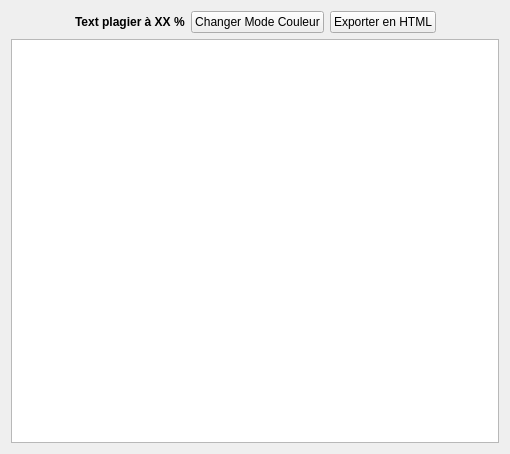
Lorette/Antiplagiat, file Prototypes/AntiPlagia/src/Antiplagia/Formulaires/resultat.ui: the form before one commit.
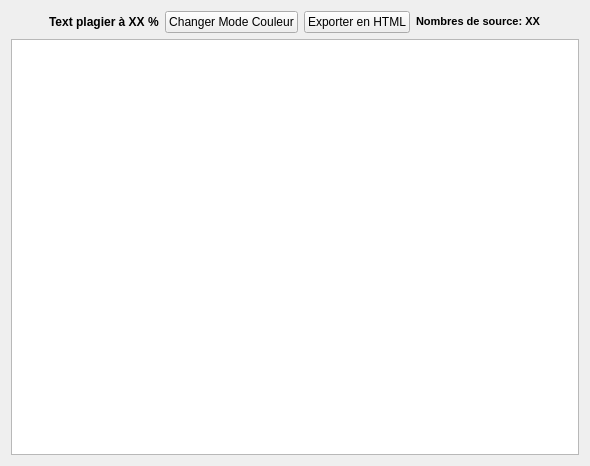
The form after the commit.

Patch:
```diff
--- a/Prototypes/AntiPlagia/src/Antiplagia/Formulaires/resultat.ui
+++ b/Prototypes/AntiPlagia/src/Antiplagia/Formulaires/resultat.ui
@@ -6,15 +6,15 @@
    <rect>
     <x>0</x>
     <y>0</y>
-    <width>510</width>
-    <height>454</height>
+    <width>590</width>
+    <height>466</height>
    </rect>
   </property>
   <property name="windowTitle">
    <string>Resultat</string>
   </property>
   <layout class="QGridLayout" name="gridLayout">
-   <item row="1" column="0" colspan="5">
+   <item row="1" column="0" colspan="6">
     <widget class="QTextBrowser" name="textBrowser">
      <property name="openExternalLinks">
       <bool>true</bool>
@@ -44,7 +44,7 @@
      </property>
     </spacer>
    </item>
-   <item row="0" column="4">
+   <item row="0" column="5">
     <spacer name="horizontalSpacer_2">
      <property name="orientation">
       <enum>Qt::Horizontal</enum>
@@ -71,6 +71,17 @@
      </property>
     </widget>
    </item>
+   <item row="0" column="4">
+    <widget class="QLabel" name="label_2">
+     <property name="text">
+      <string>&lt;!DOCTYPE HTML PUBLIC &quot;-//W3C//DTD HTML 4.0//EN&quot; &quot;http://www.w3.org/TR/REC-html40/strict.dtd&quot;&gt;
+&lt;html&gt;&lt;head&gt;&lt;meta name=&quot;qrichtext&quot; content=&quot;1&quot; /&gt;&lt;style type=&quot;text/css&quot;&gt;
+p, li { white-space: pre-wrap; }
+&lt;/style&gt;&lt;/head&gt;&lt;body style=&quot; font-family:'MS Shell Dlg 2'; font-size:8.25pt; font-weight:400; font-style:normal;&quot;&gt;
+&lt;p style=&quot; margin-top:0px; margin-bottom:0px; margin-left:0px; margin-right:0px; -qt-block-indent:0; text-indent:0px;&quot;&gt;&lt;span style=&quot; font-size:8pt; font-weight:600;&quot;&gt;Nombres de source: XX&lt;/span&gt;&lt;/p&gt;&lt;/body&gt;&lt;/html&gt;</string>
+     </property>
+    </widget>
+   </item>
   </layout>
  </widget>
  <resources/>
```
